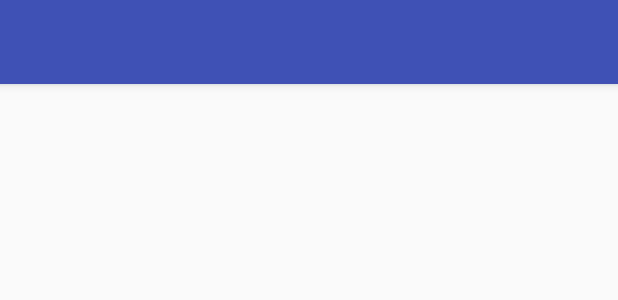
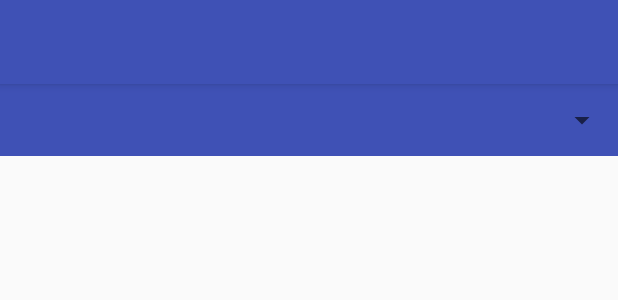
Before and after one commit to Nintinugga/SportsManager, an Android app: the layout activity_event_started.xml on its own in the app's theme, with its tools: preview values and no code run, on a phone screen of 412 x 824 dp. Shown: the top 300 px of the screen. Run offline under Robolectric (Android 15) with nearby library versions, the phone set to English and light mode, and no system bars.

```diff
--- a/app/src/main/AndroidManifest.xml
+++ b/app/src/main/AndroidManifest.xml
@@ -102,11 +102,11 @@
         <activity
             android:name=".EventStarted"
             android:label="@string/title_activity_event_started"
-            android:parentActivityName=".EventStart"
+            android:parentActivityName=".EventsActivity"
             android:theme="@style/AppTheme.NoActionBar">
             <meta-data
                 android:name="android.support.PARENT_ACTIVITY"
-                android:value="com.comp.ninti.sportsmanager.EventStart" />
+                android:value="com.comp.ninti.sportsmanager.EventsActivity" />
         </activity>
         <activity
             android:name=".Timer"
--- a/app/src/main/java/com/comp/ninti/dialogs/SelectCustomer.java
+++ b/app/src/main/java/com/comp/ninti/dialogs/SelectCustomer.java
@@ -127,6 +127,11 @@ public class SelectCustomer extends DialogFragment implements View.OnClickListen
         }
     }
 
+    @Override
+    public void onDetach() {
+        super.onDetach();
+        mListener = null;
+    }
 
     @Override
     public void onAttach(Activity activity) {
--- a/app/src/main/java/com/comp/ninti/dialogs/SelectDisciplines.java
+++ b/app/src/main/java/com/comp/ninti/dialogs/SelectDisciplines.java
@@ -147,4 +147,10 @@ public class SelectDisciplines extends DialogFragment implements View.OnClickLis
             dismiss();
         }
     }
+
+    @Override
+    public void onDetach() {
+        super.onDetach();
+        mListener = null;
+    }
 }
--- a/app/src/main/res/layout/activity_event_started.xml
+++ b/app/src/main/res/layout/activity_event_started.xml
@@ -22,4 +22,16 @@
 
     <include layout="@layout/content_event_started" />
 
+    <RelativeLayout
+        android:layout_width="wrap_content"
+        android:layout_height="wrap_content"
+        android:layout_marginTop="?attr/actionBarSize"
+        android:background="@color/colorPrimary">
+
+        <Spinner
+            android:id="@+id/spinner"
+            android:layout_width="match_parent"
+            android:layout_height="@dimen/bottom_button_height" />
+    </RelativeLayout>
+
 </android.support.design.widget.CoordinatorLayout>
--- a/app/src/main/res/layout/content_event_started.xml
+++ b/app/src/main/res/layout/content_event_started.xml
@@ -8,4 +8,24 @@
     tools:context="com.comp.ninti.sportsmanager.EventStarted"
     tools:showIn="@layout/activity_event_started">
 
+    <RelativeLayout
+        android:id="@+id/content_frame"
+        android:layout_width="0dp"
+        android:layout_height="0dp"
+        android:layout_marginBottom="8dp"
+        android:layout_marginEnd="8dp"
+        android:layout_marginLeft="8dp"
+        android:layout_marginRight="8dp"
+        android:layout_marginStart="8dp"
+        android:layout_marginTop="@dimen/bottom_button_height"
+        app:layout_constraintBottom_toBottomOf="parent"
+        app:layout_constraintLeft_toLeftOf="parent"
+        app:layout_constraintRight_toRightOf="parent"
+        app:layout_constraintTop_toTopOf="parent"
+        tools:layout_constraintBottom_creator="1"
+        tools:layout_constraintLeft_creator="1"
+        tools:layout_constraintRight_creator="1"
+        tools:layout_constraintTop_creator="1">
+
+    </RelativeLayout>
 </android.support.constraint.ConstraintLayout>
--- a/app/src/main/res/values/strings.xml
+++ b/app/src/main/res/values/strings.xml
@@ -61,4 +61,7 @@
     <string name="Timer">Timer</string>
     <string name="AddPenalty">AddPenalty</string>
     <string name="Reset">Reset</string>
+
+    <!-- TODO: Remove or change this placeholder text -->
+    <string name="hello_blank_fragment">Hello blank fragment</string>
 </resources>
```
Also changed, not shown: app/src/main/res/layout/fragment_event_attempts.xml (added, +13 -0 lines), app/src/main/res/layout/spinner_item.xml (added, +16 -0 lines).
